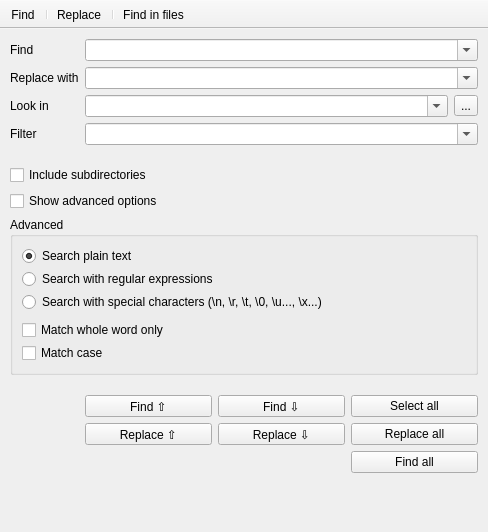
The window that src/ui/frmsearchreplace.ui (notepadqq/notepadqq) describes before a commit, drawn with Qt 5.
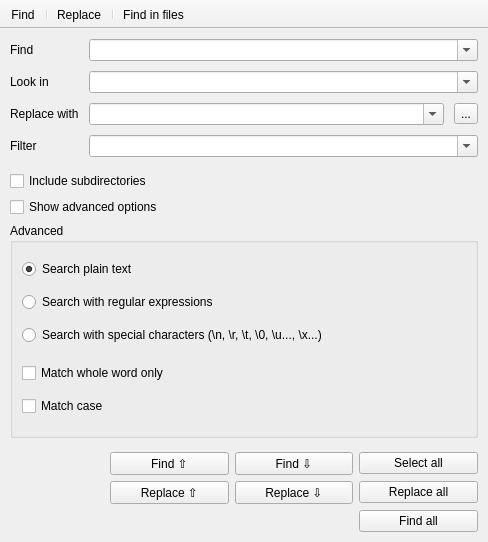
The same window after the commit. Icons and pictures are not drawn.

Commit message: Layout converted to VBoxLayout to avoid vertical spacing issue where empty rows were not collapsing

```diff
--- a/src/ui/frmsearchreplace.ui
+++ b/src/ui/frmsearchreplace.ui
@@ -7,7 +7,7 @@
     <x>0</x>
     <y>0</y>
     <width>488</width>
-    <height>532</height>
+    <height>542</height>
    </rect>
   </property>
   <property name="windowTitle">
@@ -18,10 +18,7 @@
     <normaloff>:/icons/default/scalable/notepadqq.svg</normaloff>:/icons/default/scalable/notepadqq.svg</iconset>
   </property>
   <widget class="QWidget" name="centralWidget">
-   <layout class="QFormLayout" name="formLayout">
-    <property name="fieldGrowthPolicy">
-     <enum>QFormLayout::AllNonFixedFieldsGrow</enum>
-    </property>
+   <layout class="QVBoxLayout" name="verticalLayout_4">
     <property name="leftMargin">
      <number>10</number>
     </property>
@@ -34,8 +31,13 @@
     <property name="bottomMargin">
      <number>10</number>
     </property>
-    <item row="1" column="0">
-     <layout class="QHBoxLayout" name="horizontalLayout">
+    <item>
+     <layout class="QHBoxLayout" name="horizontalLayout_2">
+      <property name="spacing">
+       <number>10</number>
+      </property>
+      <item>
+       <layout class="QVBoxLayout" name="verticalLayout_2">
       <item>
        <widget class="QLabel" name="label">
         <property name="text">
@@ -44,42 +46,72 @@
        </widget>
       </item>
       <item>
-       <spacer name="horizontalSpacer">
-        <property name="orientation">
-         <enum>Qt::Horizontal</enum>
-        </property>
-        <property name="sizeType">
-         <enum>QSizePolicy::Fixed</enum>
-        </property>
-        <property name="sizeHint" stdset="0">
-         <size>
-          <width>40</width>
-          <height>10</height>
-         </size>
-        </property>
-       </spacer>
-      </item>
-     </layout>
-    </item>
-    <item row="1" column="1">
-     <widget class="QComboBox" name="cmbSearch">
-      <property name="editable">
-       <bool>true</bool>
-      </property>
-      <property name="insertPolicy">
-       <enum>QComboBox::NoInsert</enum>
+         <widget class="QLabel" name="lblLookIn">
+          <property name="sizePolicy">
+           <sizepolicy hsizetype="Fixed" vsizetype="Preferred">
+            <horstretch>0</horstretch>
+            <verstretch>0</verstretch>
+           </sizepolicy>
+          </property>
+          <property name="text">
+           <string>Look in</string>
       </property>
      </widget>
     </item>
-    <item row="2" column="0">
+        <item>
      <widget class="QLabel" name="lblReplace">
+          <property name="sizePolicy">
+           <sizepolicy hsizetype="Fixed" vsizetype="Preferred">
+            <horstretch>0</horstretch>
+            <verstretch>0</verstretch>
+           </sizepolicy>
+          </property>
       <property name="text">
        <string>Replace with</string>
       </property>
      </widget>
     </item>
-    <item row="2" column="1">
+        <item>
+         <widget class="QLabel" name="lblFilter">
+          <property name="sizePolicy">
+           <sizepolicy hsizetype="Fixed" vsizetype="Preferred">
+            <horstretch>0</horstretch>
+            <verstretch>0</verstretch>
+           </sizepolicy>
+          </property>
+          <property name="text">
+           <string>Filter</string>
+          </property>
+         </widget>
+        </item>
+       </layout>
+      </item>
+      <item>
+       <layout class="QVBoxLayout" name="verticalLayout_3">
+        <item>
+         <widget class="QComboBox" name="cmbSearch">
+          <property name="sizePolicy">
+           <sizepolicy hsizetype="Expanding" vsizetype="Fixed">
+            <horstretch>0</horstretch>
+            <verstretch>0</verstretch>
+           </sizepolicy>
+          </property>
+          <property name="editable">
+           <bool>true</bool>
+          </property>
+          <property name="insertPolicy">
+           <enum>QComboBox::NoInsert</enum>
+          </property>
+         </widget>
+        </item>
+        <item>
      <widget class="QComboBox" name="cmbReplace">
+          <property name="sizePolicy">
+           <sizepolicy hsizetype="Expanding" vsizetype="Fixed">
+            <horstretch>0</horstretch>
+            <verstretch>0</verstretch>
+           </sizepolicy>
+          </property>
       <property name="editable">
        <bool>true</bool>
       </property>
@@ -88,17 +120,16 @@
       </property>
      </widget>
     </item>
-    <item row="3" column="0">
-     <widget class="QLabel" name="lblLookIn">
-      <property name="text">
-       <string>Look in</string>
-      </property>
-     </widget>
-    </item>
-    <item row="3" column="1">
+        <item>
      <layout class="QHBoxLayout" name="groupLookIn">
       <item>
        <widget class="QComboBox" name="cmbLookIn">
+            <property name="sizePolicy">
+             <sizepolicy hsizetype="Expanding" vsizetype="Fixed">
+              <horstretch>0</horstretch>
+              <verstretch>0</verstretch>
+             </sizepolicy>
+            </property>
         <property name="editable">
          <bool>true</bool>
         </property>
@@ -116,7 +147,27 @@
       </item>
      </layout>
     </item>
-    <item row="5" column="0" colspan="2">
+        <item>
+         <widget class="QComboBox" name="cmbFilter">
+          <property name="sizePolicy">
+           <sizepolicy hsizetype="Expanding" vsizetype="Fixed">
+            <horstretch>0</horstretch>
+            <verstretch>0</verstretch>
+           </sizepolicy>
+          </property>
+          <property name="editable">
+           <bool>true</bool>
+          </property>
+          <property name="insertPolicy">
+           <enum>QComboBox::NoInsert</enum>
+          </property>
+         </widget>
+        </item>
+       </layout>
+      </item>
+     </layout>
+    </item>
+    <item>
      <spacer name="verticalSpacer_2">
       <property name="orientation">
        <enum>Qt::Vertical</enum>
@@ -132,22 +183,26 @@
       </property>
      </spacer>
     </item>
-    <item row="7" column="0" colspan="2">
+    <item>
+     <widget class="QCheckBox" name="chkIncludeSubdirs">
+      <property name="text">
+       <string>Include subdirectories</string>
+      </property>
+     </widget>
+    </item>
+    <item>
      <widget class="QCheckBox" name="chkShowAdvanced">
       <property name="text">
        <string>Show advanced options</string>
       </property>
      </widget>
     </item>
-    <item row="8" column="0" colspan="2">
+    <item>
      <widget class="QGroupBox" name="groupAdvanced">
       <property name="title">
        <string>Advanced</string>
       </property>
       <layout class="QGridLayout" name="gridLayout_2">
-       <property name="verticalSpacing">
-        <number>3</number>
-       </property>
        <item row="0" column="0">
         <widget class="QRadioButton" name="radSearchPlainText">
          <property name="text">
@@ -205,7 +260,7 @@
       </layout>
      </widget>
     </item>
-    <item row="9" column="1">
+    <item>
      <spacer name="verticalSpacer">
       <property name="orientation">
        <enum>Qt::Vertical</enum>
@@ -221,9 +276,22 @@
       </property>
      </spacer>
     </item>
-    <item row="10" column="1">
+    <item>
      <layout class="QGridLayout" name="gridLayout">
       <item row="0" column="2">
+       <widget class="QPushButton" name="btnFindNext">
+        <property name="text">
+         <string>Find ⇩</string>
+        </property>
+        <property name="autoDefault">
+         <bool>false</bool>
+        </property>
+        <property name="default">
+         <bool>false</bool>
+        </property>
+       </widget>
+      </item>
+      <item row="0" column="3">
        <widget class="QPushButton" name="btnSelectAll">
         <property name="text">
          <string>Select all</string>
@@ -233,7 +301,7 @@
         </property>
        </widget>
       </item>
-      <item row="1" column="0">
+      <item row="1" column="1">
        <widget class="QPushButton" name="btnReplacePrev">
         <property name="text">
          <string>Replace ⇧</string>
@@ -243,7 +311,7 @@
         </property>
        </widget>
       </item>
-      <item row="1" column="1">
+      <item row="1" column="2">
        <widget class="QPushButton" name="btnReplaceNext">
         <property name="text">
          <string>Replace ⇩</string>
@@ -256,7 +324,7 @@
         </property>
        </widget>
       </item>
-      <item row="1" column="2">
+      <item row="1" column="3">
        <widget class="QPushButton" name="btnReplaceAll">
         <property name="text">
          <string>Replace all</string>
@@ -266,20 +334,21 @@
         </property>
        </widget>
       </item>
+      <item row="2" column="1">
+       <widget class="QLabel" name="lblSpacer1">
+        <property name="text">
+         <string notr="true"/>
+        </property>
+       </widget>
+      </item>
+      <item row="2" column="3">
+       <widget class="QPushButton" name="btnFindAll">
+        <property name="text">
+         <string>Find all</string>
+        </property>
+       </widget>
+      </item>
       <item row="0" column="1">
-       <widget class="QPushButton" name="btnFindNext">
-        <property name="text">
-         <string>Find ⇩</string>
-        </property>
-        <property name="autoDefault">
-         <bool>false</bool>
-        </property>
-        <property name="default">
-         <bool>false</bool>
-        </property>
-       </widget>
-      </item>
-      <item row="0" column="0">
        <widget class="QPushButton" name="btnFindPrev">
         <property name="text">
          <string>Find ⇧</string>
@@ -290,52 +359,30 @@
        </widget>
       </item>
       <item row="2" column="2">
-       <widget class="QPushButton" name="btnFindAll">
-        <property name="text">
-         <string>Find all</string>
-        </property>
-       </widget>
-      </item>
-      <item row="2" column="0">
-       <widget class="QLabel" name="lblSpacer1">
-        <property name="text">
-         <string notr="true"/>
-        </property>
-       </widget>
-      </item>
-      <item row="2" column="1">
        <widget class="QLabel" name="lblSpacer2">
         <property name="text">
          <string notr="true"/>
         </property>
        </widget>
       </item>
+      <item row="0" column="0" rowspan="3">
+       <spacer name="horizontalSpacer">
+        <property name="orientation">
+         <enum>Qt::Horizontal</enum>
+        </property>
+        <property name="sizeType">
+         <enum>QSizePolicy::Maximum</enum>
+        </property>
+        <property name="sizeHint" stdset="0">
+         <size>
+          <width>100</width>
+          <height>20</height>
+         </size>
+        </property>
+       </spacer>
+      </item>
      </layout>
     </item>
-    <item row="4" column="0">
-     <widget class="QLabel" name="lblFilter">
-      <property name="text">
-       <string>Filter</string>
-      </property>
-     </widget>
-    </item>
-    <item row="4" column="1">
-     <widget class="QComboBox" name="cmbFilter">
-      <property name="editable">
-       <bool>true</bool>
-      </property>
-      <property name="insertPolicy">
-       <enum>QComboBox::NoInsert</enum>
-      </property>
-     </widget>
-    </item>
-    <item row="6" column="0" colspan="2">
-     <widget class="QCheckBox" name="chkIncludeSubdirs">
-      <property name="text">
-       <string>Include subdirectories</string>
-      </property>
-     </widget>
-    </item>
    </layout>
   </widget>
   <widget class="QToolBar" name="toolBar">
```
Left out of the diff: 34 changed lines with no effect on the pictures. Lines whose indentation alone changed are shown as unchanged.
